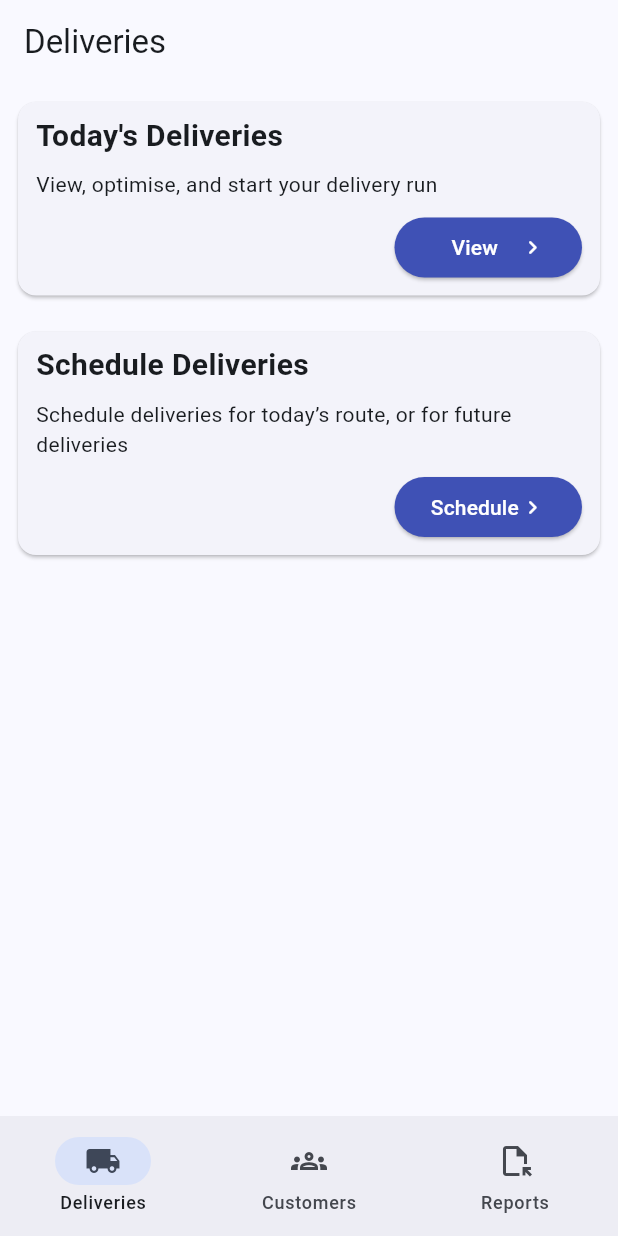
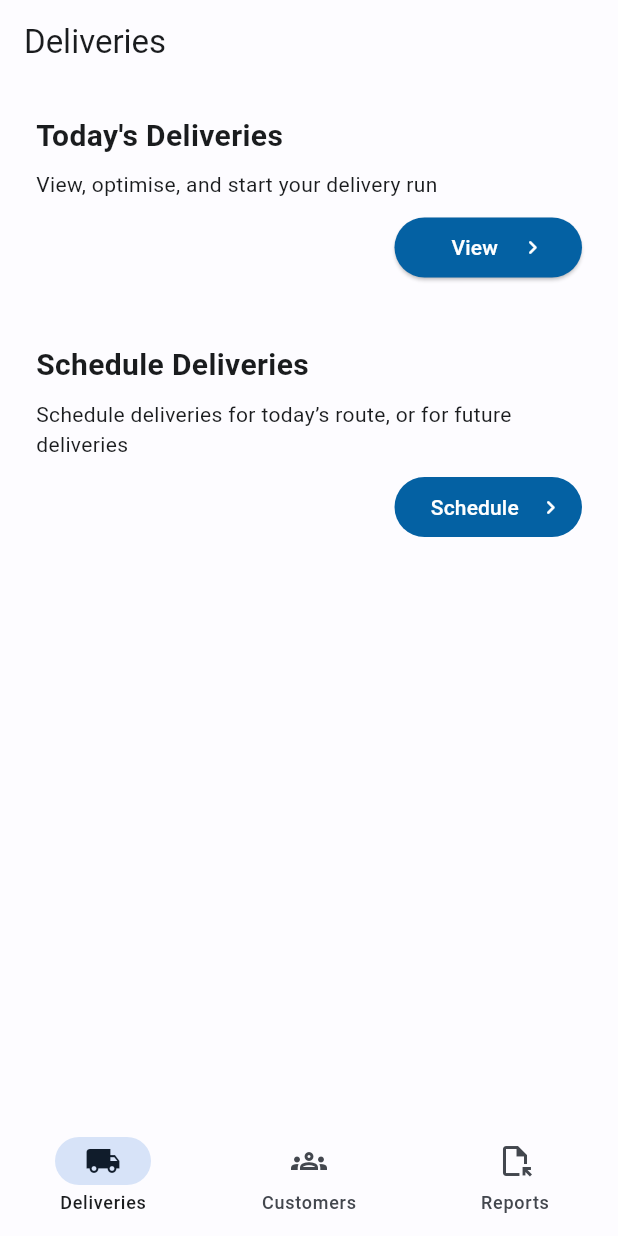
Before and after one commit to matthew-soulsby/delivery-manager, a Flutter app: the screen it shows after launch, after a tap on "View", on a phone screen of 412 x 824 dp. Run offline on Flutter 3.47's test engine with Material 2 defaults, Android fonts, the phone set to English and light mode, and no system bars; our stand-ins replace hive, hive_flutter; accounts and stored records are empty.

Commit message:
Add new theme

```diff
--- a/delivery_manager_app/lib/assets/button_style.dart
+++ /dev/null
@@ -1,9 +0,0 @@
-import 'package:flutter/material.dart';
-
-ButtonStyle indigoFilledButton() {
-  return ButtonStyle(
-    backgroundColor: MaterialStateProperty.all<Color>(Colors.indigo),
-    foregroundColor: MaterialStateProperty.all<Color>(Colors.white),
-    overlayColor: MaterialStateProperty.all<Color>(Color.fromARGB(66, 0, 0, 0)),
-  );
-}
--- a/delivery_manager_app/lib/assets/menu_card.dart
+++ b/delivery_manager_app/lib/assets/menu_card.dart
@@ -15,6 +15,7 @@ class MenuCard extends StatelessWidget {
   @override
   Widget build(BuildContext context) {
     return Card(
+      shadowColor: Colors.transparent,
       child: Container(
         padding: const EdgeInsets.fromLTRB(12, 8, 12, 8),
         child: Column(
@@ -37,6 +38,7 @@ class MenuCard extends StatelessWidget {
                 child: SizedBox(width: 125, child: button)),
           ],
         ),
-    ));
+      ),
+    );
   }
 }
--- a/delivery_manager_app/lib/main.dart
+++ b/delivery_manager_app/lib/main.dart
@@ -6,6 +6,7 @@ import 'package:delivery_manager_app/classes/delivery.dart';
 import 'package:delivery_manager_app/pages/customer_manager.dart';
 import 'package:delivery_manager_app/pages/report_manager.dart';
 import 'package:delivery_manager_app/pages/delivery_manager.dart';
+import 'package:delivery_manager_app/themes/color_schemes.g.dart';
 import 'package:flutter/material.dart';
 import 'package:flutter/services.dart';
 import 'package:hive/hive.dart';
@@ -38,10 +39,8 @@ class DeliveryManagerApp extends StatelessWidget {
 
     return MaterialApp(
       title: 'Delivery Manager',
-      theme: ThemeData(
-        colorSchemeSeed: Color.fromARGB(255, 0, 132, 255),
-        useMaterial3: true,
-      ),
+      theme: ThemeData(useMaterial3: true, colorScheme: lightColorScheme),
+      darkTheme: ThemeData(useMaterial3: true, colorScheme: darkColorScheme),
       home: const AppScaffold(),
     );
   }
--- a/delivery_manager_app/lib/pages/customer/customer_form.dart
+++ b/delivery_manager_app/lib/pages/customer/customer_form.dart
@@ -1,4 +1,4 @@
-import 'package:delivery_manager_app/assets/button_style.dart';
+import 'package:delivery_manager_app/themes/button_style.dart';
 import 'package:delivery_manager_app/classes/customer.dart';
 import 'package:flutter/material.dart';
 import 'package:flutter/services.dart';
@@ -244,7 +244,7 @@ class _CustomerFormScreenState extends State<CustomerFormScreen> {
                 ),
               ),
               ElevatedButton(
-                style: indigoFilledButton(),
+                style: filledButtonPrimary(context),
                 onPressed: () => submitForm(widget.id),
                 child: Row(
                   mainAxisSize: MainAxisSize.min,
--- a/delivery_manager_app/lib/pages/customer_manager.dart
+++ b/delivery_manager_app/lib/pages/customer_manager.dart
@@ -1,6 +1,7 @@
 import 'package:delivery_manager_app/assets/loading_spinner.dart';
 import 'package:delivery_manager_app/classes/customer.dart';
 import 'package:delivery_manager_app/pages/customer/customer_form.dart';
+import 'package:delivery_manager_app/themes/button_style.dart';
 import 'package:flutter/material.dart';
 import 'package:hive/hive.dart';
 import 'package:hive_flutter/hive_flutter.dart';
@@ -126,8 +127,10 @@ class CustomerManager extends StatelessWidget {
             );
           }),
       floatingActionButton: FloatingActionButton(
+        backgroundColor: getPrimaryColors(context)[0],
+        foregroundColor: getPrimaryColors(context)[1],
         onPressed: () => addCustomer(context),
-        child: const Icon(Icons.add),
+        child: const Icon(Icons.add_rounded),
       ),
     );
   }
--- a/delivery_manager_app/lib/pages/delivery_manager.dart
+++ b/delivery_manager_app/lib/pages/delivery_manager.dart
@@ -1,4 +1,4 @@
-import 'package:delivery_manager_app/assets/button_style.dart';
+import 'package:delivery_manager_app/themes/button_style.dart';
 import 'package:delivery_manager_app/assets/loading_spinner.dart';
 import 'package:delivery_manager_app/assets/menu_card.dart';
 import 'package:delivery_manager_app/classes/delivery_route.dart';
@@ -20,7 +20,7 @@ class DeliveryManager extends StatelessWidget {
             title: "Today's Deliveries",
             description: 'View, optimise, and start your delivery run',
             button: ElevatedButton(
-              style: indigoFilledButton(),
+              style: filledButtonPrimary(context),
               onPressed: () {},
               child: Row(
                 mainAxisAlignment: MainAxisAlignment.spaceBetween,
@@ -42,8 +42,8 @@ class DeliveryManager extends StatelessWidget {
             title: "Schedule Deliveries",
             description:
                 'Schedule deliveries for today’s route, or for future deliveries',
-            button: ElevatedButton(
-              style: indigoFilledButton(),
+            button: TextButton(
+              style: filledButtonPrimary(context),
               onPressed: () {},
               child: Row(
                 mainAxisAlignment: MainAxisAlignment.spaceBetween,
--- /dev/null
+++ b/delivery_manager_app/lib/themes/button_style.dart
@@ -0,0 +1,49 @@
+import 'package:flutter/material.dart';
+
+List<Color> getPrimaryColors(BuildContext context) {
+  return [
+    Theme.of(context).colorScheme.primary,
+    Theme.of(context).colorScheme.onPrimary
+  ];
+}
+
+List<Color> getSecondaryColors(BuildContext context) {
+  return [
+    Theme.of(context).colorScheme.secondary,
+    Theme.of(context).colorScheme.onSecondary
+  ];
+}
+
+List<Color> getTertiaryColors(BuildContext context) {
+  return [
+    Theme.of(context).colorScheme.tertiary,
+    Theme.of(context).colorScheme.onTertiary
+  ];
+}
+
+ButtonStyle filledButtonPrimary(BuildContext context) {
+  List<Color> colors = getPrimaryColors(context);
+
+  return ButtonStyle(
+    backgroundColor: MaterialStateProperty.all<Color>(colors[0]),
+    foregroundColor: MaterialStateProperty.all<Color>(colors[1]),
+  );
+}
+
+ButtonStyle filledButtonSecondary(BuildContext context) {
+  List<Color> colors = getSecondaryColors(context);
+
+  return ButtonStyle(
+    backgroundColor: MaterialStateProperty.all<Color>(colors[0]),
+    foregroundColor: MaterialStateProperty.all<Color>(colors[1]),
+  );
+}
+
+ButtonStyle filledButtonTertiary(BuildContext context) {
+  List<Color> colors = getTertiaryColors(context);
+
+  return ButtonStyle(
+    backgroundColor: MaterialStateProperty.all<Color>(colors[0]),
+    foregroundColor: MaterialStateProperty.all<Color>(colors[1]),
+  );
+}
```
Also changed, not shown: delivery_manager_app/lib/themes/color_schemes.g.dart (added). Lines whose indentation alone changed are shown as unchanged.
